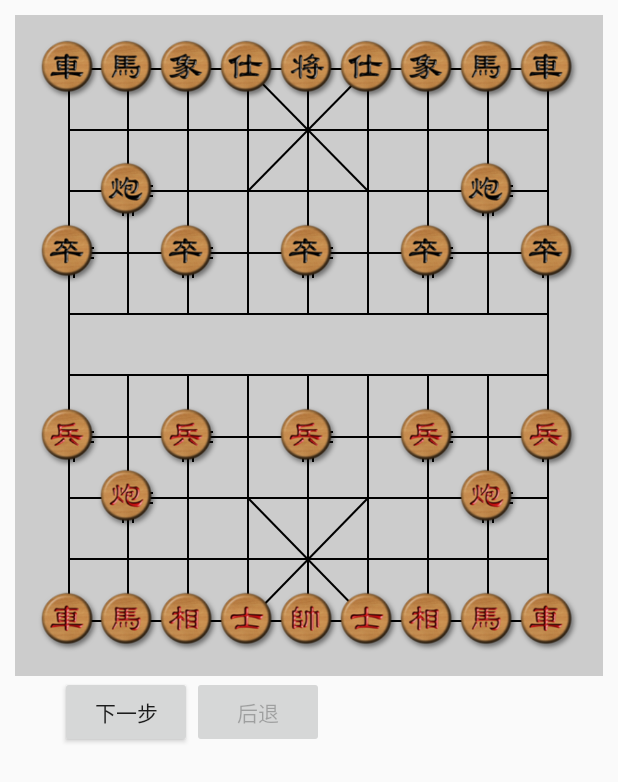
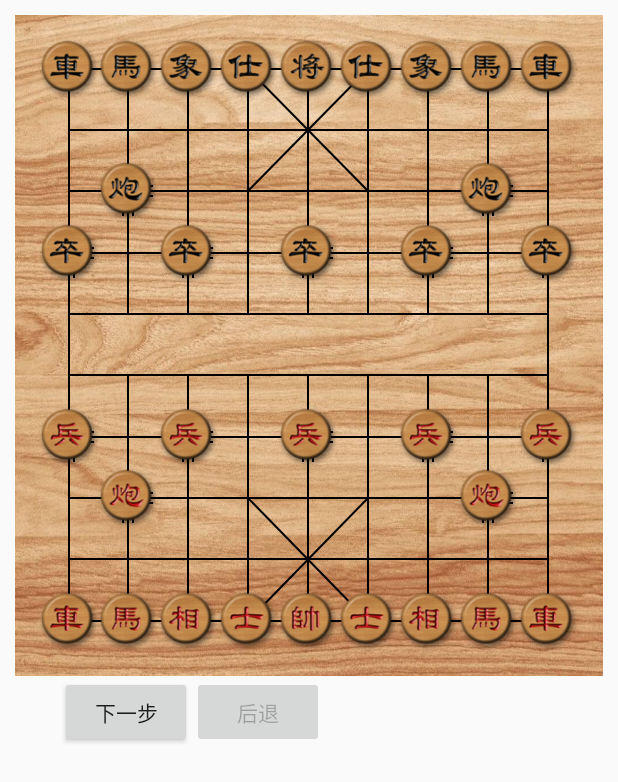
Before and after one commit to wei2006004/Qing, an Android app: the ManualPlayActivity screen opened directly, with no data from a screen before it, on a phone screen of 412 x 824 dp. Shown: the top 782 px of the screen. Run offline under Robolectric (Android 15) with nearby library versions, the phone set to English and light mode, and no system bars; our stand-ins replace ButterKnife; Roboto replaces fonts that are not available here.

Commit message:
* 添加棋谱图片

```diff
--- a/app/src/main/res/layout/activity_manual_play.xml
+++ b/app/src/main/res/layout/activity_manual_play.xml
@@ -15,7 +15,7 @@
         app:initChess="true"
         app:moveEnable="false"
         android:id="@+id/checkerBoard"
-        android:background="#cccccc"/>
+        android:background="@drawable/timg"/>
 
     <LinearLayout
         android:orientation="horizontal"
--- a/app/src/main/res/layout/activity_play_chess.xml
+++ b/app/src/main/res/layout/activity_play_chess.xml
@@ -20,7 +20,7 @@
         app:fixScale="true"
         app:initChess="true"
         android:id="@+id/checkerBoard"
-        android:background="#cccccc"/>
+        android:background="@drawable/timg"/>
 
     <LinearLayout
         android:orientation="horizontal"
```
Also changed, not shown: app/src/main/res/drawable/timg.jpg (added).
